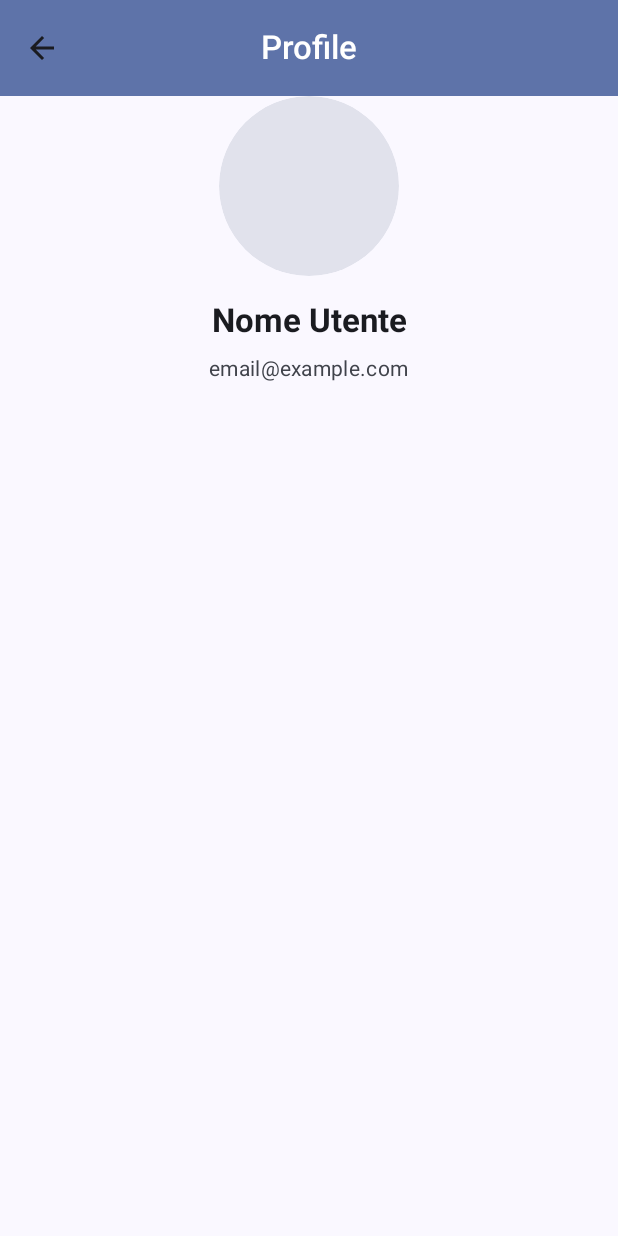
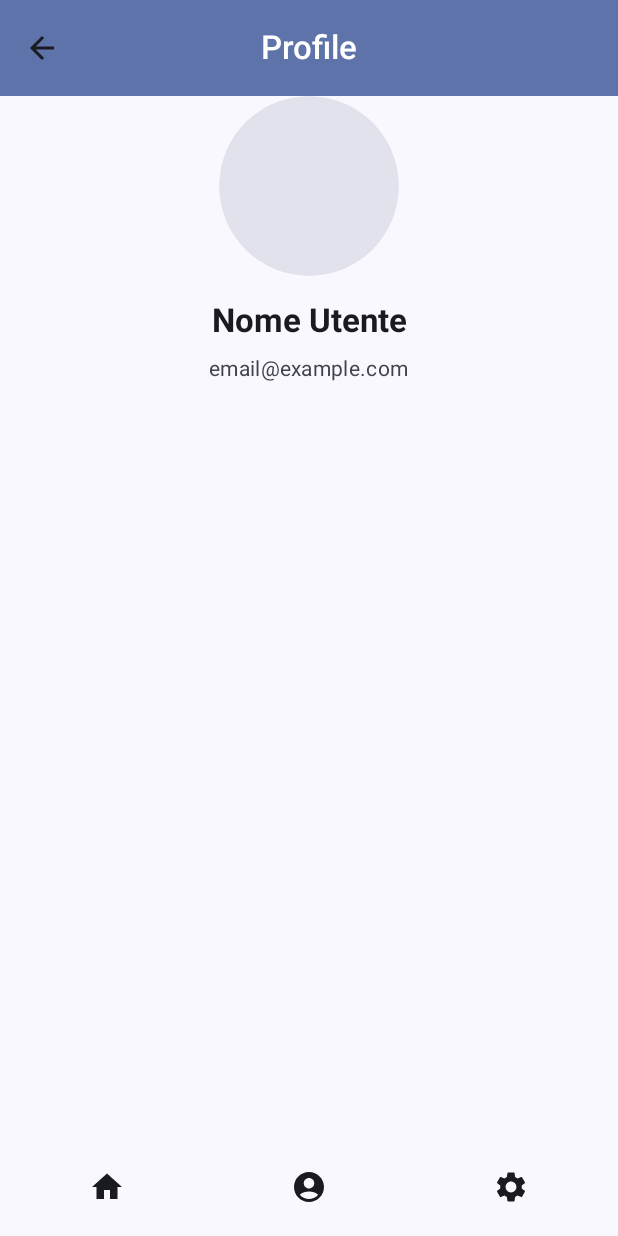
Before and after one commit to framarcaa/PitStopApp, an Android app built with Jetpack Compose: the ProfileScreen screen opened through its navigation route, on a phone screen of 412 x 824 dp. Run offline under Robolectric (Android 15) with nearby library versions, the phone set to English and light mode, and no system bars; our stand-ins replace Room's generated code; libraries missing offline, so code that uses them is left out: org.mindrot.jbcrypt.

Commit message:
Created Login screen and database of users and tracks

```diff
--- a/app/build.gradle.kts
+++ b/app/build.gradle.kts
@@ -42,6 +42,10 @@ android {
 }
 
 dependencies {
+    implementation(libs.jbcrypt)
+    implementation(libs.androidx.lifecycle.runtime.compose)
+    implementation(libs.play.services.location)
+    implementation(libs.kotlinx.coroutines.play.services)
     implementation(libs.androidx.material.icons.extended)
     implementation(libs.ktor.serialization.kotlinx.json)
     implementation(libs.androidx.core.ktx)
--- a/app/src/main/java/com/example/pitstopapp/MainActivity.kt
+++ b/app/src/main/java/com/example/pitstopapp/MainActivity.kt
@@ -12,6 +12,7 @@ import androidx.compose.runtime.Composable
 import androidx.compose.ui.Modifier
 import androidx.compose.ui.tooling.preview.Preview
 import androidx.navigation.compose.rememberNavController
+import com.example.pitstopapp.data.repositories.UserRepository
 import com.example.pitstopapp.ui.PitStopNavGraph
 import com.example.pitstopapp.ui.composables.AppBar
 import com.example.pitstopapp.ui.screens.home.HomeScreen
@@ -24,8 +25,8 @@ class MainActivity : ComponentActivity() {
         setContent {
             PitStopAppTheme {
                 val navController = rememberNavController()
-
-                PitStopNavGraph(navController)
+                val userRepository = UserRepository(application)
+                PitStopNavGraph(navController, userRepository)
             }
         }
     }
--- /dev/null
+++ b/app/src/main/java/com/example/pitstopapp/data/database/TrackDAO.kt
@@ -0,0 +1,7 @@
+package com.example.pitstopapp.data.database
+
+import androidx.room.Dao
+
+@Dao
+interface TrackDAO {
+}
--- /dev/null
+++ b/app/src/main/java/com/example/pitstopapp/data/database/UserDAO.kt
@@ -0,0 +1,27 @@
+package com.example.pitstopapp.data.database
+
+import androidx.room.Dao
+import androidx.room.Insert
+import androidx.room.OnConflictStrategy
+import androidx.room.Query
+
+@Dao
+interface UserDAO {
+    @Insert(onConflict = OnConflictStrategy.REPLACE)
+    suspend fun insertUser(user: User)
+
+    @Query("SELECT * FROM users WHERE username = :username LIMIT 1")
+    suspend fun getUserByUsername(username: String): User?
+
+    @Query("SELECT * FROM users WHERE email = :email LIMIT 1")
+    suspend fun findByEmail(email: String): User?
+
+    @Query("UPDATE users SET profilePictureUri = :pictureUri WHERE username = :username")
+    suspend fun updateProfilePicture(username: String, pictureUri: String)
+
+    @Query("UPDATE users SET location = :location WHERE username = :username")
+    suspend fun updateLocation(username: String, location: String)
+
+    @Query("SELECT * FROM users")
+    suspend fun getAllUsers(): List<User>
+}
--- /dev/null
+++ b/app/src/main/java/com/example/pitstopapp/data/database/UserDatabase.kt
@@ -0,0 +1,33 @@
+package com.example.pitstopapp.data.database
+
+import android.content.Context
+import androidx.room.Database
+import androidx.room.Room
+import androidx.room.RoomDatabase
+
+@Database(
+    entities = [Track::class, User::class],
+    version = 10,
+    exportSchema = false
+)
+abstract class UserDatabase : RoomDatabase() {
+    abstract fun userDAO(): UserDAO
+    abstract fun trackDAO(): TrackDAO
+
+    companion object {
+        @Volatile
+        private var INSTANCE: UserDatabase? = null
+
+        fun getDatabase(context: Context): UserDatabase {
+            return INSTANCE ?: synchronized(this) {
+                val instance = Room.databaseBuilder(
+                    context.applicationContext,
+                    UserDatabase::class.java,
+                    "user_database"
+                ).build()
+                INSTANCE = instance
+                instance
+            }
+        }
+    }
+}
--- /dev/null
+++ b/app/src/main/java/com/example/pitstopapp/data/repositories/UserRepositoryInterface.kt
@@ -0,0 +1,16 @@
+package com.example.pitstopapp.data.repositories
+
+import com.example.pitstopapp.data.database.LoginResult
+import com.example.pitstopapp.data.database.User
+
+interface UserRepositoryInterface {
+    fun isUsernameTaken(username: String, callback: Callback<Boolean>)
+    fun isEmailTaken(email: String, callback: Callback<Boolean>)
+    fun registerUser(user: User)
+    fun loginUser(username: String, password: String, callback: Callback<LoginResult>)
+    fun getUserByUsername(username: String, callback: Callback<User?>)
+
+    interface Callback<T> {
+        fun onResult(result: T)
+    }
+}
--- a/app/src/main/java/com/example/pitstopapp/ui/Navigation.kt
+++ b/app/src/main/java/com/example/pitstopapp/ui/Navigation.kt
@@ -5,30 +5,48 @@ import androidx.compose.ui.Modifier
 import androidx.navigation.NavHostController
 import androidx.navigation.compose.NavHost
 import androidx.navigation.compose.composable
+import com.example.pitstopapp.data.repositories.UserRepository
 import com.example.pitstopapp.ui.screens.home.HomeScreen
+import com.example.pitstopapp.ui.screens.login.LoginScreen
 import com.example.pitstopapp.ui.screens.profile.ProfileScreen
 import kotlinx.serialization.Serializable
 
 sealed interface PitStopRoute {
+    @Serializable data object Login : PitStopRoute
+    @Serializable data object Register : PitStopRoute
     @Serializable data object Home : PitStopRoute
     @Serializable data object Profile : PitStopRoute
+    @Serializable data object Settings : PitStopRoute
 }
 
 @Composable
 fun PitStopNavGraph(
     navController: NavHostController,
+    userRepository: UserRepository,
     modifier: Modifier = Modifier
 ) {
     NavHost(
         navController = navController,
-        startDestination = PitStopRoute.Home,
+        startDestination = PitStopRoute.Login,
         modifier = modifier
     ) {
+        composable<PitStopRoute.Login> {
+            LoginScreen(navController, userRepository)
+        }
+
+        composable<PitStopRoute.Register> {
+            // RegisterScreen(navController)
+        }
+
         composable<PitStopRoute.Home> {
             HomeScreen(navController)
         }
         composable<PitStopRoute.Profile> {
             ProfileScreen(navController)
         }
+
+        composable<PitStopRoute.Settings> {
+            // SettingsScreen(navController)
+        }
     }
 }
--- a/app/src/main/java/com/example/pitstopapp/ui/composables/AppBar.kt
+++ b/app/src/main/java/com/example/pitstopapp/ui/composables/AppBar.kt
@@ -56,13 +56,6 @@ fun AppBar(navController: NavHostController) {
                     Icon(Icons.Outlined.Search, contentDescription = "Search", Modifier.size(30.dp))
                 }
             }
-            if (title != "Profile") {
-                IconButton(onClick = { navController.navigate(PitStopRoute.Profile) }) {
-                    //Account circle bigger icon
-                    Icon(Icons.Filled.AccountCircle, contentDescription = stringResource(R.string.profile_screen_name), Modifier.size(40.dp))
-                }
-            }
-
         },
         colors = TopAppBarDefaults.topAppBarColors(
             containerColor = MaterialTheme.colorScheme.primaryContainer,
--- /dev/null
+++ b/app/src/main/java/com/example/pitstopapp/ui/composables/BottomBar.kt
@@ -0,0 +1,50 @@
+package com.example.pitstopapp.ui.composables
+
+import androidx.compose.foundation.layout.height
+import androidx.compose.material.icons.Icons
+import androidx.compose.material.icons.filled.AccountCircle
+import androidx.compose.material.icons.filled.Home
+import androidx.compose.material.icons.filled.Settings
+import androidx.compose.material3.BottomAppBar
+import androidx.compose.material3.Icon
+import androidx.compose.material3.IconButton
+import androidx.compose.material3.MaterialTheme
+import androidx.compose.runtime.Composable
+import androidx.compose.ui.Modifier
+import androidx.compose.ui.unit.dp
+import androidx.navigation.NavHostController
+import com.example.pitstopapp.ui.PitStopRoute
+
+@Composable
+fun BottomBar(navController: NavHostController) {
+    BottomAppBar (
+        modifier = Modifier.height(70.dp),
+        containerColor = MaterialTheme.colorScheme.surface,
+        content = {
+            IconButton(
+                onClick = { navController.navigate(PitStopRoute.Home) {
+                    popUpTo(PitStopRoute.Home) { inclusive = true }
+                } },
+                modifier = Modifier.weight(1f)
+            ) {
+                Icon(Icons.Filled.Home, contentDescription = "Home", tint = MaterialTheme.colorScheme.onSurface)
+            }
+            IconButton(
+                onClick = { navController.navigate(PitStopRoute.Profile) {
+                    popUpTo(PitStopRoute.Profile) { inclusive = true }
+                } },
+                modifier = Modifier.weight(1f)
+            ) {
+                Icon(Icons.Filled.AccountCircle, contentDescription = "Profile", tint = MaterialTheme.colorScheme.onSurface)
+            }
+            IconButton(
+                onClick = { /*navController.navigate(PitStopRoute.Settings) {
+                    popUpTo(PitStopRoute.Settings) { inclusive = true }
+                }*/},
+                modifier = Modifier.weight(1f)
+            ) {
+                Icon(Icons.Filled.Settings, contentDescription = "Settings", tint = MaterialTheme.colorScheme.onSurface)
+            }
+        }
+    )
+}
--- a/app/src/main/java/com/example/pitstopapp/ui/screens/home/HomeScreen.kt
+++ b/app/src/main/java/com/example/pitstopapp/ui/screens/home/HomeScreen.kt
@@ -29,6 +29,7 @@ import androidx.compose.material.icons.Icons
 import androidx.compose.material.icons.outlined.LocationOn
 import androidx.compose.material3.Icon
 import androidx.navigation.NavHostController
+import com.example.pitstopapp.ui.composables.BottomBar
 
 @Composable
 fun HomeScreen(navController: NavHostController) {
@@ -36,6 +37,9 @@ fun HomeScreen(navController: NavHostController) {
         topBar = {
             AppBar(navController)
         },
+        bottomBar = {
+            BottomBar(navController)
+        }
     ) { contentPadding ->
         Column(
             modifier = Modifier
--- /dev/null
+++ b/app/src/main/java/com/example/pitstopapp/ui/screens/login/LoginScreen.kt
@@ -0,0 +1,185 @@
+package com.example.pitstopapp.ui.screens.login
+
+import android.Manifest
+import android.content.Context.MODE_PRIVATE
+import android.content.pm.PackageManager
+import android.location.Location
+import android.util.Log
+import android.widget.Toast
+import androidx.compose.foundation.Image
+import androidx.compose.foundation.clickable
+import androidx.compose.foundation.layout.Arrangement
+import androidx.compose.foundation.layout.Column
+import androidx.compose.foundation.layout.Spacer
+import androidx.compose.foundation.layout.fillMaxSize
+import androidx.compose.foundation.layout.fillMaxWidth
+import androidx.compose.foundation.layout.height
+import androidx.compose.foundation.layout.padding
+import androidx.compose.foundation.layout.size
+import androidx.compose.material3.Button
+import androidx.compose.material3.MaterialTheme
+import androidx.compose.material3.OutlinedTextField
+import androidx.compose.material3.Text
+import androidx.compose.runtime.Composable
+import androidx.compose.runtime.getValue
+import androidx.compose.runtime.mutableStateOf
+import androidx.compose.runtime.remember
+import androidx.compose.runtime.rememberCoroutineScope
+import androidx.compose.runtime.setValue
+import androidx.compose.ui.Alignment
+import androidx.compose.ui.Modifier
+import androidx.compose.ui.graphics.Color
+import androidx.compose.ui.platform.LocalContext
+import androidx.compose.ui.res.painterResource
+import androidx.compose.ui.text.input.PasswordVisualTransformation
+import androidx.compose.ui.unit.dp
+import androidx.core.app.ActivityCompat
+import androidx.navigation.NavHostController
+import com.example.pitstopapp.R
+import com.example.pitstopapp.data.database.LoginResult
+import com.example.pitstopapp.data.repositories.UserRepositoryInterface
+import com.google.android.gms.location.LocationServices
+import kotlinx.coroutines.Dispatchers
+import kotlinx.coroutines.launch
+import kotlinx.coroutines.withContext
+
+@Composable
+fun LoginScreen(navController: NavHostController, userRepository: UserRepositoryInterface) {
+    val context = LocalContext.current
+    val fusedLocationClient = remember { LocationServices.getFusedLocationProviderClient(context) }
+    val scope = rememberCoroutineScope()
+    val sharedPrefs = remember { context.getSharedPreferences("login_prefs", MODE_PRIVATE) }
+
+    var username by remember { mutableStateOf("") }
+    var password by remember { mutableStateOf("") }
+    var loginError by remember { mutableStateOf("") }
+    var location: Location? by remember { mutableStateOf(null) }
+
+    fun loginUser() {
+        if (username.isEmpty() || password.isEmpty()) {
+            loginError = "Campi vuoti"
+            return
+        }
+
+        val trimmedPassword = password.trim()
+
+        // Log prima dell'invio al repository
+        Log.d("LoginScreen", "Debug - Tentativo di login con username: $username")
+        Log.d("LoginScreen", "Debug - Password inserita (originale): $password")
+        Log.d("LoginScreen", "Debug - Password inserita (dopo trim): $trimmedPassword")
+        Log.d("LoginScreen", "Debug - Lunghezza password: ${trimmedPassword.length}")
+
+        userRepository.loginUser(username, trimmedPassword, object : UserRepositoryInterface.Callback<LoginResult> {
+            override fun onResult(result: LoginResult) {
+                scope.launch {
+                    withContext(Dispatchers.Main) {
+                        when (result) {
+                            is LoginResult.Success -> {
+                                Log.d("LoginScreen", "Debug - Login riuscito")
+                                Log.d("LoginScreen", "Debug - Password hashata nel DB: ${result.user.password}")
+                                Log.d("LoginScreen", "Debug - Lunghezza hash nel DB: ${result.user.password.length}")
+                                Log.d("LoginScreen", "Debug - Hash inizia con \$2a\$: ${result.user.password.startsWith("\$2a\$")}")
+
+                                Toast.makeText(context, "Login riuscito", Toast.LENGTH_SHORT).show()
+                                /*requestNotificationPermission {
+                                    if (ActivityCompat.checkSelfPermission(context, Manifest.permission.ACCESS_FINE_LOCATION)
+                                        != PackageManager.PERMISSION_GRANTED && !hasShownLocationRequest) {
+                                        requestLocationPermissionLauncher.launch(Manifest.permission.ACCESS_FINE_LOCATION)
+                                        sharedPrefs.edit().putBoolean("location_permission_requested", true).apply()
+                                        hasShownLocationRequest = true
+                                    } else if (ActivityCompat.checkSelfPermission(context, Manifest.permission.ACCESS_FINE_LOCATION)
+                                        == PackageManager.PERMISSION_GRANTED) {
+                                        fusedLocationClient.lastLocation.addOnCompleteListener { task ->
+                                            location = if (task.isSuccessful && task.result != null) task.result else null
+                                            sendLoginNotification(username, location)
+                                        }
+                                    } else {
+                                        // Invia la notifica anche senza la posizione
+                                        sendLoginNotification(username, null)
+                                    }
+                                }*/
+                                navController.navigate("home/${username}") {
+                                    popUpTo("login") { inclusive = true }
+                                }
+                            }
+                            is LoginResult.InvalidCredentials -> {
+                                Log.d("LoginScreen", "Debug - Credenziali non valide")
+                                loginError = "Credenziali errate"
+                            }
+                            is LoginResult.UserNotFound -> {
+                                Log.d("LoginScreen", "Debug - Utente non trovato nel database")
+                                loginError = "Utente non trovato"
+                            }
+                            is LoginResult.Failure -> {
+                                Log.e("LoginScreen", "Debug - Errore durante il login: ${result.errorMessage}")
+                                loginError = result.errorMessage
+                            }
+                        }
+                    }
+                }
+            }
+        })
+    }
+
+    Column(
+        modifier = Modifier
+            .fillMaxSize()
+            .padding(16.dp),
+        horizontalAlignment = Alignment.CenterHorizontally,
+        verticalArrangement = Arrangement.Center
+    ) {
+        Image(
+            painter = painterResource(id = R.drawable.logo),
+            contentDescription = "Logo",
+            modifier = Modifier.size(217.dp, 233.dp)
+        )
+
+        Spacer(modifier = Modifier.height(16.dp))
+
+        Text(text = "Login to PistStopApp", style = MaterialTheme.typography.headlineSmall)
+
+        Spacer(modifier = Modifier.height(16.dp))
+
+        OutlinedTextField(
+            value = username,
+            onValueChange = { username = it },
+            label = { Text("Username") },
+
+            modifier = Modifier.fillMaxWidth()
+        )
+
+        Spacer(modifier = Modifier.height(8.dp))
+
+        OutlinedTextField(
+            value = password,
+            onValueChange = { password = it },
+            label = { Text("Password") },
+            visualTransformation = PasswordVisualTransformation(),
+            modifier = Modifier.fillMaxWidth()
+        )
+
+        if (loginError.isNotEmpty()) {
+            Text(text = loginError, color = Color.Red)
+        }
+
+        Spacer(modifier = Modifier.height(16.dp))
+
+        Button(
+            onClick = { loginUser() },
+            modifier = Modifier.fillMaxWidth()
+        ) {
+            Text("LOGIN")
+        }
+
+        Spacer(modifier = Modifier.height(16.dp))
+
+        Text(
+            text = "Non hai un account? Registrati qui",
+            color = Color.Blue,
+            modifier = Modifier
+                .clickable {
+                    navController.navigate("registration")
+                }
+        )
+    }
+}
--- a/app/src/main/java/com/example/pitstopapp/ui/screens/profile/ProfileScreen.kt
+++ b/app/src/main/java/com/example/pitstopapp/ui/screens/profile/ProfileScreen.kt
@@ -18,12 +18,14 @@ import androidx.compose.ui.unit.dp
 import androidx.navigation.NavHostController
 import com.example.pitstopapp.ui.composables.AppBar
 import androidx.compose.ui.text.font.FontWeight
+import com.example.pitstopapp.ui.composables.BottomBar
 
 
 @Composable
 fun ProfileScreen(navController: NavHostController) {
     Scaffold (
-        topBar = { AppBar(navController) }
+        topBar = { AppBar(navController) },
+        bottomBar = { BottomBar(navController)}
     ) { contentPadding ->
         Column(
             modifier = Modifier
```
Also changed, not shown: app/src/main/AndroidManifest.xml (+11 -0 lines), app/src/main/java/com/example/pitstopapp/data/database/AppDatabase.kt (added, +13 -0 lines), app/src/main/java/com/example/pitstopapp/data/database/Entities.kt (+25 -1 lines), app/src/main/java/com/example/pitstopapp/data/database/LoginResult.kt (added, +8 -0 lines), app/src/main/java/com/example/pitstopapp/data/repositories/UserRepository.kt (added, +141 -0 lines), gradle/libs.versions.toml (+8 -0 lines), app/src/main/res/drawable/logo.png (added).
